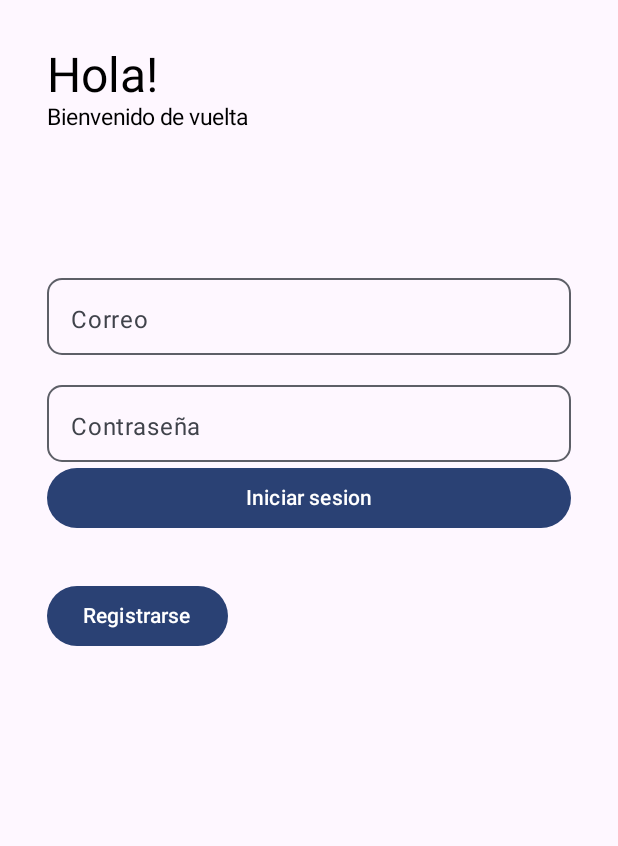
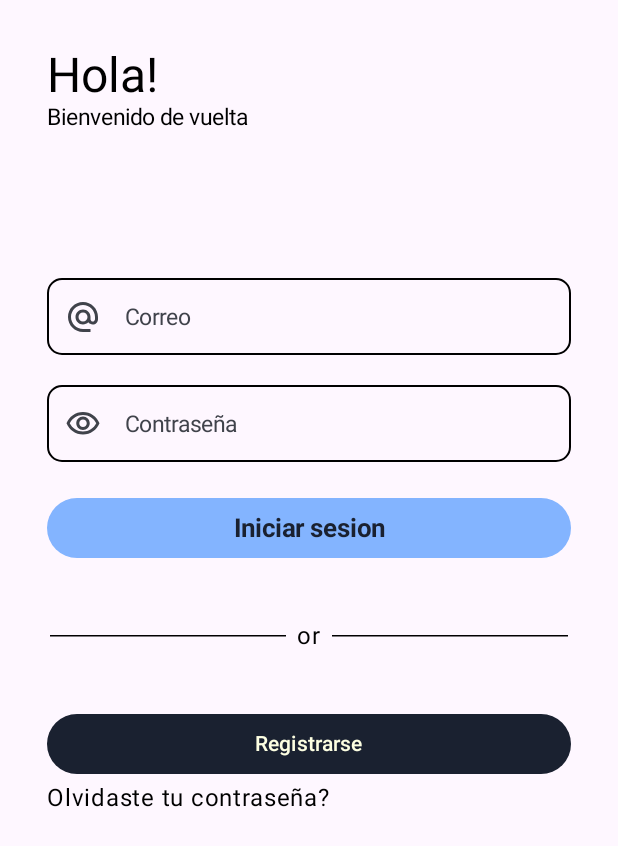
Before and after one commit to Bigpotatozz/HydroSense, an Android app built with Jetpack Compose: the screen it shows after launch (MainActivity), on a phone screen of 412 x 824 dp. Shown: the top 846 px of the screen. Run offline under Robolectric (Android 15) with nearby library versions, the phone set to English and light mode, and no system bars; our stand-ins replace Dagger/Hilt's generated code, livedata-compose.

Commit message:
upddate login: design

```diff
--- a/mobile/build.gradle.kts
+++ b/mobile/build.gradle.kts
@@ -59,7 +59,7 @@ android {
 
 dependencies {
 
-    implementation(platform("androidx.compose:compose-bom:2023.08.00"))
+    implementation(platform("androidx.compose:compose-bom:2024.06.00"))
 
     implementation("androidx.compose.ui:ui")
     implementation("androidx.compose.ui:ui-graphics")
@@ -67,7 +67,7 @@ dependencies {
     implementation("androidx.compose.material3:material3")
     implementation("androidx.activity:activity-compose:1.8.0")
 
-    androidTestImplementation(platform("androidx.compose:compose-bom:2023.08.00"))
+    androidTestImplementation(platform("androidx.compose:compose-bom:2024.06.00"))
     androidTestImplementation("androidx.compose.ui:ui-test-junit4")
     debugImplementation("androidx.compose.ui:ui-tooling")
     debugImplementation("androidx.compose.ui:ui-test-manifest")
--- a/mobile/src/main/java/com/oscar/hydrosense/MainActivity.kt
+++ b/mobile/src/main/java/com/oscar/hydrosense/MainActivity.kt
@@ -24,6 +24,7 @@ import com.oscar.hydrosense.account.ui.AccountScreen
 import com.oscar.hydrosense.account.ui.AccountViewModel
 import com.oscar.hydrosense.home.ui.HomeScreen
 import com.oscar.hydrosense.login.ui.Login
+import com.oscar.hydrosense.login.ui.LoginScreen
 import com.oscar.hydrosense.login.ui.LoginViewModel
 import com.oscar.hydrosense.registro.ui.RegisterViewModel
 import com.oscar.hydrosense.registro.ui.RegistroScreen
@@ -61,7 +62,7 @@ class MainActivity : ComponentActivity() {
 
         NavHost(navController = navController, startDestination = "login"){
             composable("Login") {
-                Login(modifier = Modifier, loginViewModel = loginViewModel, navController = navController)
+                LoginScreen(modifier = Modifier, loginViewModel = loginViewModel, navController = navController)
             }
 
             composable("Home") {
--- a/mobile/src/main/java/com/oscar/hydrosense/login/ui/LoginScreen.kt
+++ b/mobile/src/main/java/com/oscar/hydrosense/login/ui/LoginScreen.kt
@@ -1,20 +1,35 @@
 package com.oscar.hydrosense.login.ui
 
+import android.R
 import android.content.Context
 import android.util.Log
 import androidx.compose.foundation.background
+import androidx.compose.foundation.layout.Arrangement
 import androidx.compose.foundation.layout.Column
+import androidx.compose.foundation.layout.Row
 import androidx.compose.foundation.layout.Spacer
 import androidx.compose.foundation.layout.fillMaxSize
 import androidx.compose.foundation.layout.fillMaxWidth
 import androidx.compose.foundation.layout.height
 import androidx.compose.foundation.layout.padding
+import androidx.compose.foundation.layout.size
 import androidx.compose.foundation.shape.RoundedCornerShape
+import androidx.compose.material.icons.Icons
+import androidx.compose.material.icons.filled.AlternateEmail
+import androidx.compose.material.icons.filled.Visibility
+import androidx.compose.material.icons.outlined.Visibility
 import androidx.compose.material3.Button
+import androidx.compose.material3.ButtonColors
+import androidx.compose.material3.ButtonDefaults
+import androidx.compose.material3.Divider
+import androidx.compose.material3.ExperimentalMaterial3Api
+import androidx.compose.material3.HorizontalDivider
+import androidx.compose.material3.Icon
 import androidx.compose.material3.OutlinedTextField
 import androidx.compose.material3.SnackbarHost
 import androidx.compose.material3.SnackbarHostState
 import androidx.compose.material3.Text
+import androidx.compose.material3.TextFieldDefaults
 import androidx.compose.runtime.Composable
 import androidx.compose.runtime.LaunchedEffect
 import androidx.compose.runtime.getValue
@@ -27,9 +42,12 @@ import androidx.compose.runtime.setValue
 import androidx.compose.ui.Alignment
 import androidx.compose.ui.Modifier
 import androidx.compose.ui.graphics.Color
+import androidx.compose.ui.graphics.vector.ImageVector
 import androidx.compose.ui.platform.LocalContext
+import androidx.compose.ui.res.painterResource
 import androidx.compose.ui.text.TextStyle
 import androidx.compose.ui.text.font.FontStyle
+import androidx.compose.ui.text.font.FontWeight
 import androidx.compose.ui.tooling.preview.Preview
 import androidx.compose.ui.unit.dp
 import androidx.compose.ui.unit.sp
@@ -46,27 +64,38 @@ import kotlinx.coroutines.flow.first
 import kotlinx.coroutines.launch
 import kotlinx.coroutines.runBlocking
 
+
 val Context.dataStore: DataStore<Preferences> by preferencesDataStore(name = "usuario");
 
 @Composable
 fun LoginScreen(modifier: Modifier, loginViewModel: LoginViewModel, navController: NavController){
 
-    Login(modifier, loginViewModel, navController)
+    Login()
 }
 
 
+@Preview(showBackground = true)
+@Composable
+fun PreviewLogin(){
+
+
+
+    Login();
+}
 
 @Composable
-fun Login(modifier: Modifier, loginViewModel: LoginViewModel, navController: NavController){
+fun Login(/*modifier:Modifier, loginViewModel: LoginViewModel, navController: NavController*/){
 
-    val correo by loginViewModel.correo.observeAsState(initial = "");
+    /*val correo by loginViewModel.correo.observeAsState(initial = "");
     val contrasenia by loginViewModel.contrasenia.observeAsState(initial = "");
     val loginStatus by loginViewModel.loginStatus.observeAsState(initial = false);
-    val response by loginViewModel.response.observeAsState();
+    val response by loginViewModel.response.observeAsState();*/
 
     val context = LocalContext.current;
     val snackbarHostState = remember { SnackbarHostState() };
     val coroutineScope = rememberCoroutineScope();
+
+    /*
     LaunchedEffect(loginStatus) {
         if(loginStatus){
             Log.i("OSCAR", "todo bien");
@@ -84,6 +113,7 @@ fun Login(modifier: Modifier, loginViewModel: LoginViewModel, navController: Nav
             }
         }
     }
+     */
 
     Column(Modifier.fillMaxSize().padding(31.dp)){
 
@@ -93,44 +123,66 @@ fun Login(modifier: Modifier, loginViewModel: LoginViewModel, navController: Nav
         }
         Spacer(Modifier.padding(49.dp))
 
+
+
+
         Column() {
-            OutlinedTextField(value = correo, onValueChange = {
-                loginViewModel.setCorreo(it);
-            }, placeholder = {Text("Correo")},
-                shape = RoundedCornerShape(10.dp),
-                modifier = Modifier.fillMaxWidth().height(51.dp)
-            )
+
+            PersonalizedTextField(value = ""/*correo*/,
+                icono = Icons.Filled.AlternateEmail,
+                placeholder = "Correo") {
+                //loginViewModel.setCorreo(it);
+            }
 
             Spacer(Modifier.padding(10.dp))
 
-            OutlinedTextField(value = contrasenia, onValueChange = {
-                loginViewModel.setContrasenia(it);
-            }, placeholder = {Text("Contraseña")},
-                shape = RoundedCornerShape(10.dp),
-                modifier = Modifier.fillMaxWidth().height(51.dp))
+            PersonalizedTextField(value = ""/*contrasenia*/,
+                icono = Icons.Outlined.Visibility,
+                placeholder = "Contraseña") {
+                //loginViewModel.setContrasenia(it);
+            }
+            Spacer(Modifier.padding(10.dp))
 
             Button(onClick = {
-                loginViewModel.login(correo, contrasenia);
+                //loginViewModel.login(correo, contrasenia);
                },
                 shape = RoundedCornerShape(22.dp),
-                modifier = Modifier.fillMaxWidth()) {
-                Text("Iniciar sesion")
+                modifier = Modifier.fillMaxWidth(),
+                colors = ButtonDefaults.buttonColors(
+                    containerColor = Color(0xFF83B4FF),
+                    contentColor = Color(0xFF1A2130)
+                )) {
+                Text(text = "Iniciar sesion", style = TextStyle(fontSize = 17.sp, fontWeight = FontWeight.Bold))
+            }
+
+            Spacer(Modifier.padding(15.dp))
+
+            Row(horizontalArrangement = Arrangement.Center, verticalAlignment = Alignment.CenterVertically) {
+                HorizontalDivider(Modifier.padding(2.dp).weight(1f), color = Color.Black)
+                Text("or", Modifier.padding(5.dp))
+                HorizontalDivider(Modifier.padding(2.dp).weight(1f), color = Color.Black)
             }
 
             Spacer(Modifier.padding(15.dp))
 
             Button(onClick = {
 
-                navController.navigate("register");
-
+                //navController.navigate("register");
+                /*
                 if(loginStatus == false){
                     coroutineScope.launch {
                         snackbarHostState.showSnackbar("Usuario o contraseña incorrectos");
                     }
                 }
-            }) {
-                Text("Registrarse")
+
+                */
+            },
+                modifier = Modifier.fillMaxWidth(),
+                colors = ButtonDefaults.buttonColors( containerColor = Color(0xFF1A2130))) {
+                Text("Registrarse", color = Color(0xFFFDFFE2))
             }
+
+            Text("Olvidaste tu contraseña?");
 
             SnackbarHost(
                 hostState = snackbarHostState,
@@ -145,3 +197,27 @@ fun Login(modifier: Modifier, loginViewModel: LoginViewModel, navController: Nav
 
 
 };
+
+
+@OptIn(ExperimentalMaterial3Api::class)
+@Composable
+fun PersonalizedTextField(value: String, icono: ImageVector, placeholder: String, onValueChange: (String) -> Unit){
+
+    OutlinedTextField(value = value, onValueChange = onValueChange , placeholder = {
+        Row(verticalAlignment = Alignment.CenterVertically){
+
+            Text(text = placeholder,
+                style = TextStyle( fontSize = 15.sp))
+        } },
+        shape = RoundedCornerShape(10.dp),
+        modifier = Modifier.fillMaxWidth().height(51.dp),
+        leadingIcon = {
+            Icon(imageVector = icono,
+            contentDescription = placeholder)},
+        colors = TextFieldDefaults.outlinedTextFieldColors(
+            focusedBorderColor = Color(0xFF1A2130),
+            unfocusedBorderColor = Color.Black,
+            errorBorderColor = Color.Red
+        )
+    )
+}
```
